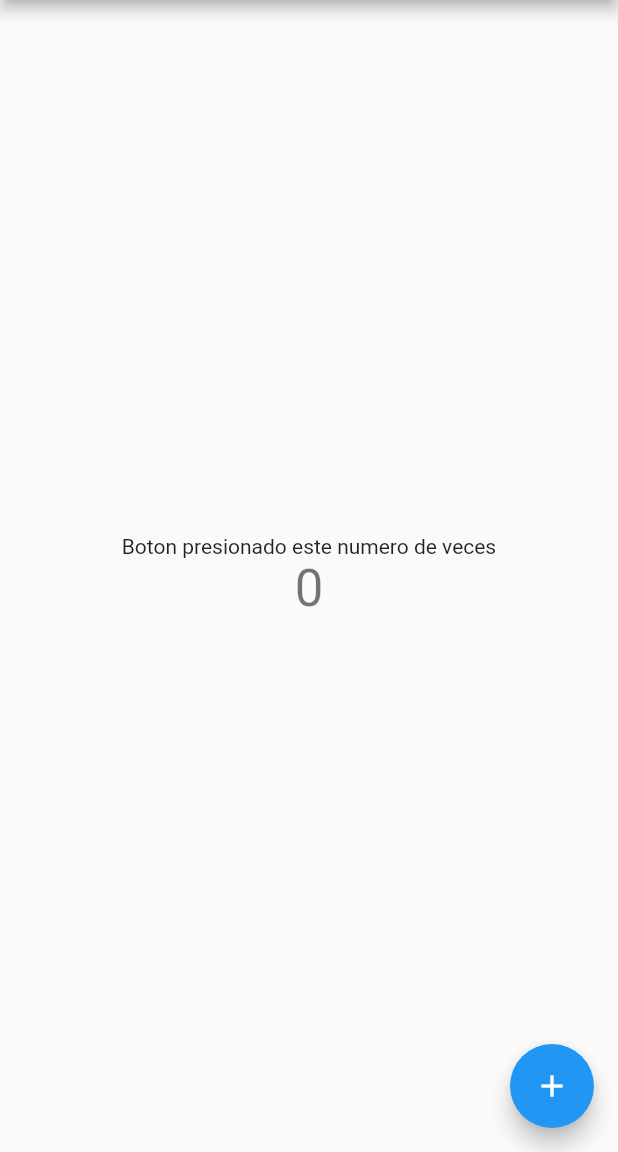
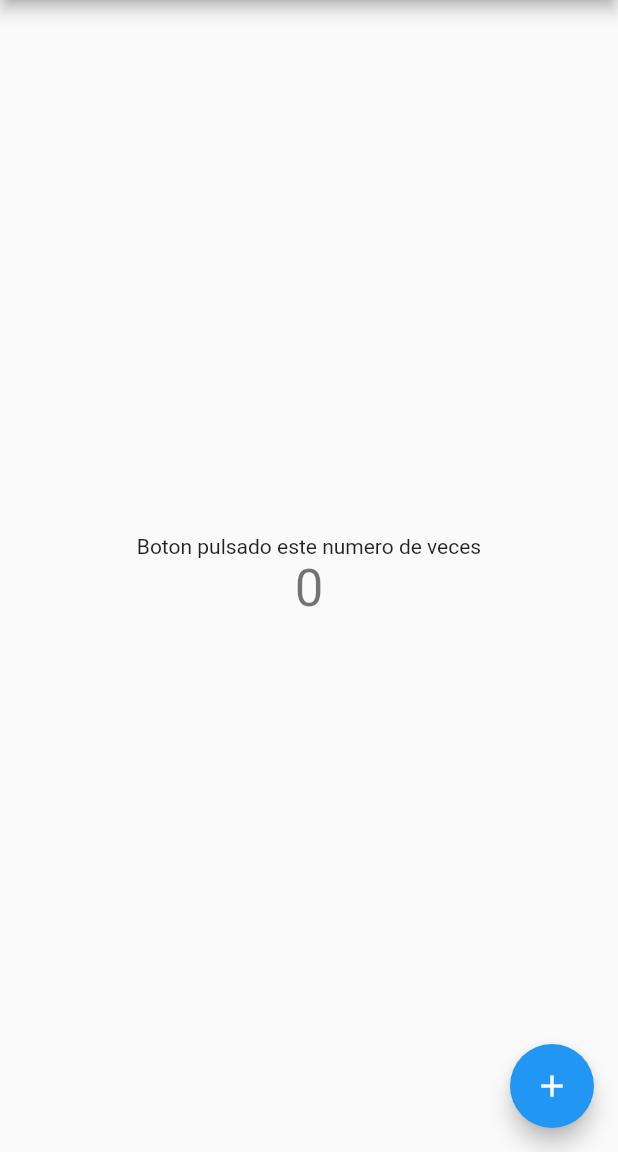
Before and after one commit to BlasRom/ddm, a Flutter app: the screen it shows after launch, on a phone screen of 412 x 824 dp, the part 84-1236 px from its top. Run offline on Flutter 3.47's test engine with Material 2 defaults, Android fonts, the phone set to English and light mode, and no system bars.

Commit message:
segundo commit

```diff
--- a/lib/main.dart
+++ b/lib/main.dart
@@ -98,7 +98,7 @@ class _MyHomePageState extends State<MyHomePage> {
           mainAxisAlignment: MainAxisAlignment.center,
           children: <Widget>[
             Text(
-              'Boton presionado este numero de veces',
+              'Boton pulsado este numero de veces',
             ),
             Text(
               '$_counter',
```
